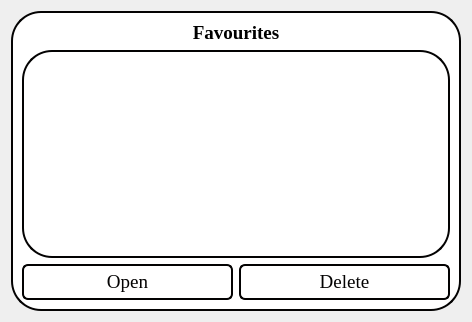
Above: ui/Favourite.ui from abdullah0307/Restaurant_predictor before the change. Below: the same form after it.
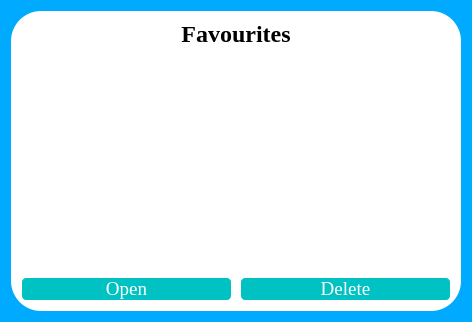
That is the form after the change. Icons and pictures are not drawn.

```diff
--- a/ui/Favourite.ui
+++ b/ui/Favourite.ui
@@ -14,10 +14,7 @@
    <string>Favourites</string>
   </property>
   <property name="styleSheet">
-   <string notr="true">background-image: url(:/bg/images/Tallest Restaurants in the World 7.jpg);
-background-position: center;
-background-repeat: no-repeat;
-background-size: cover;</string>
+   <string notr="true">background-color: rgb(0, 170, 255);</string>
   </property>
   <layout class="QGridLayout" name="gridLayout_2">
    <item row="0" column="0">
@@ -39,7 +36,6 @@
 background-color: rgb(255, 255, 255);
 border-color: rgb(255, 0, 0);
 border-radius:30px;
-border:2px solid #030202;
 </string>
      </property>
      <property name="frameShape">
@@ -58,18 +54,10 @@
          </font>
         </property>
         <property name="styleSheet">
-         <string notr="true">QPushButton{background:none;
- border:2px solid #030202;
- border-radius:6px;
- color:#030202;
- padding-top:5px;
- padding-bottom:5px;
-}
-QPushButton:hover{
-	background-color: rgb(0, 0, 0);
-	color: rgb(255, 255, 255);
-}
-</string>
+         <string notr="true">color: rgb(255, 255, 255);
+background-color: rgb(0, 194, 194);
+border-radius:6px;
+ border:2px solid #ffffff;</string>
         </property>
         <property name="text">
          <string>Delete</string>
@@ -85,18 +73,10 @@
          </font>
         </property>
         <property name="styleSheet">
-         <string notr="true">QPushButton{background:none;
- border:2px solid #030202;
- border-radius:6px;
- color:#030202;
- padding-top:5px;
- padding-bottom:5px;
-}
-QPushButton:hover{
-	background-color: rgb(0, 0, 0);
-	color: rgb(255, 255, 255);
-}
-</string>
+         <string notr="true">color: rgb(255, 255, 255);
+background-color: rgb(0, 194, 194);
+border-radius:6px;
+ border:2px solid #ffffff;</string>
         </property>
         <property name="text">
          <string>Open</string>
@@ -118,7 +98,7 @@
         <property name="font">
          <font>
           <family>Times New Roman</family>
-          <pointsize>14</pointsize>
+          <pointsize>18</pointsize>
           <weight>75</weight>
           <bold>true</bold>
          </font>
```
Left out of the diff: 4 changed lines with no effect on the pictures.
